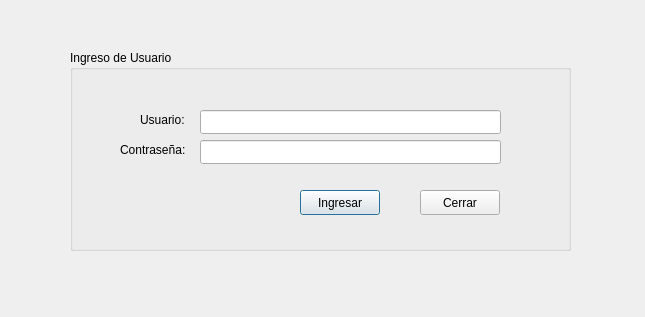
Qt form Source/login.ui (MangelTs/PAF_GRUPO_01_GUI) before a commit.
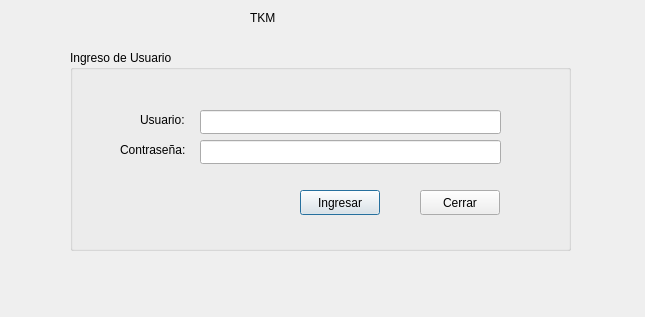
The same form after that commit.

Diff of the .ui file:
```diff
--- a/Source/login.ui
+++ b/Source/login.ui
@@ -98,6 +98,19 @@
     </property>
    </widget>
   </widget>
+  <widget class="QLabel" name="label_3">
+   <property name="geometry">
+    <rect>
+     <x>250</x>
+     <y>10</y>
+     <width>55</width>
+     <height>16</height>
+    </rect>
+   </property>
+   <property name="text">
+    <string>TKM</string>
+   </property>
+  </widget>
  </widget>
  <resources/>
  <connections/>
```
